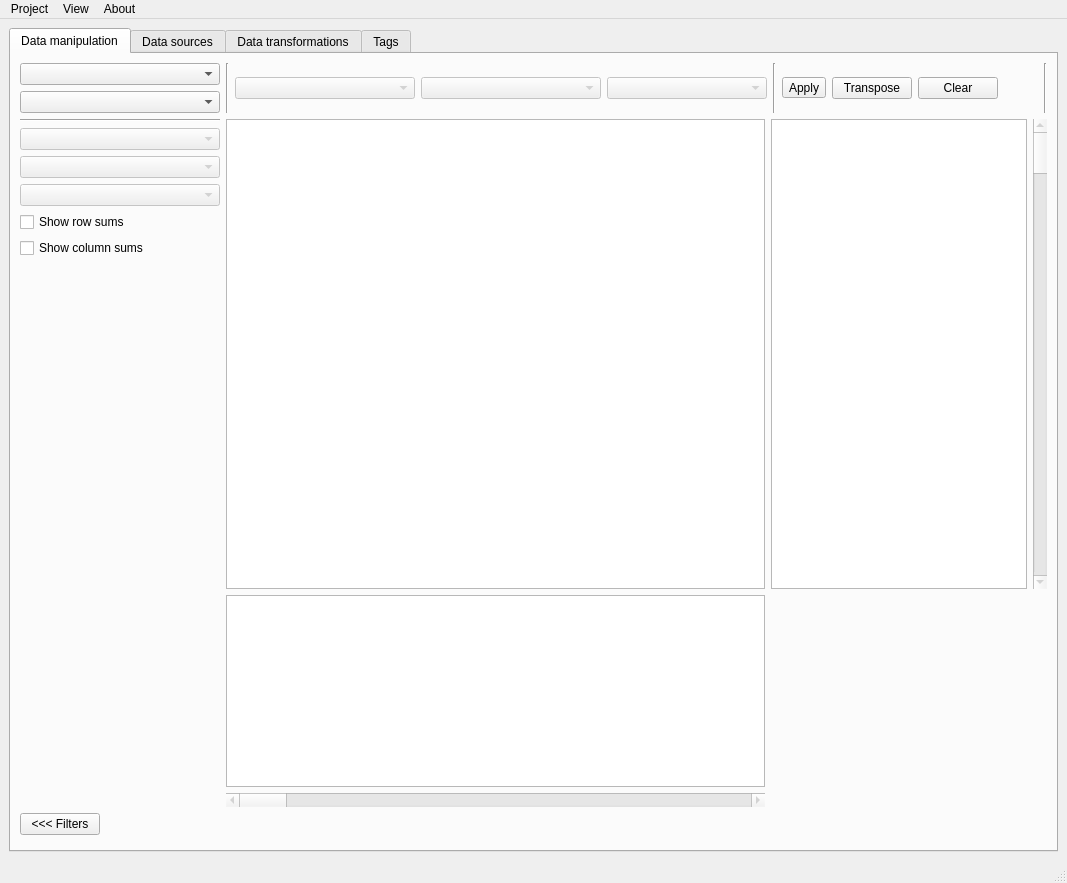
First picture: the form in cp/gui/cp.ui, repository pszostek/cp, before the edit.
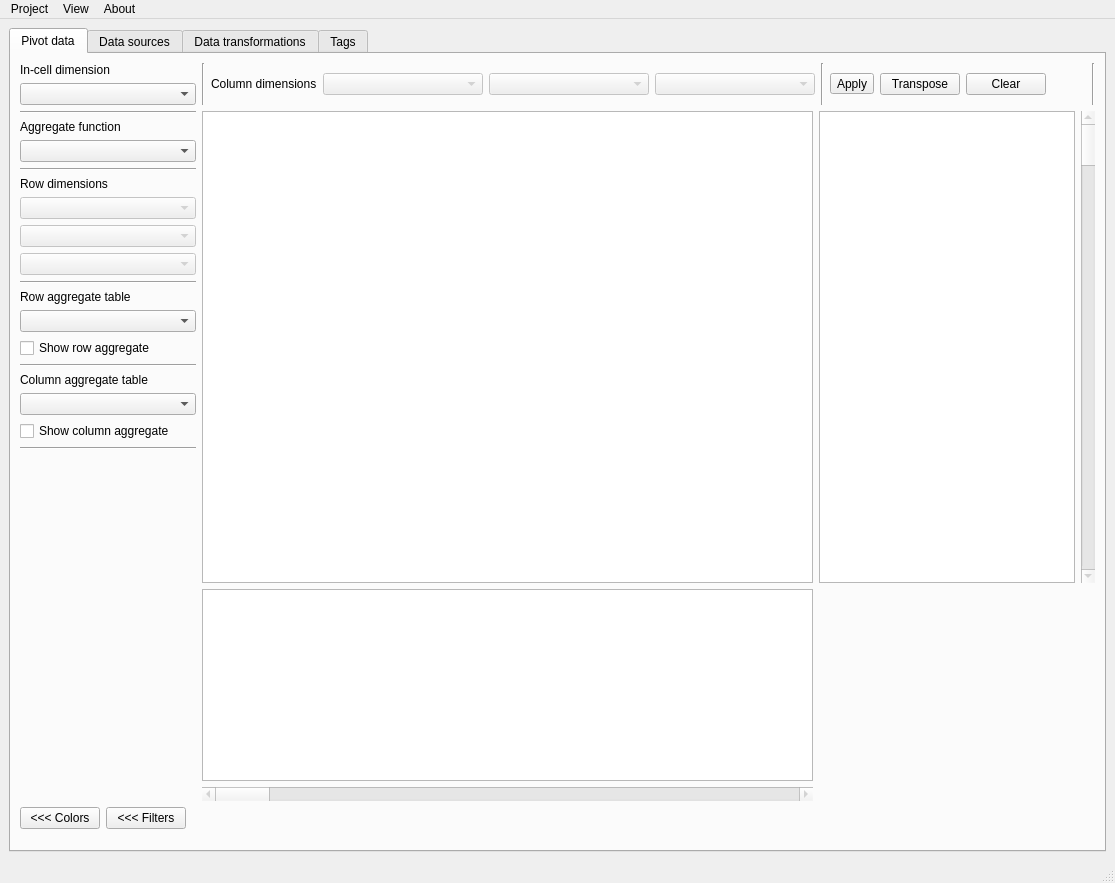
Second picture: the form after the edit. Custom widgets are drawn as their Qt base class.

Commit message: add coloring widget stub

The edit to the form file:
```diff
--- a/cp/gui/cp.ui
+++ b/cp/gui/cp.ui
@@ -6,7 +6,7 @@
    <rect>
     <x>0</x>
     <y>0</y>
-    <width>1067</width>
+    <width>1115</width>
     <height>883</height>
    </rect>
   </property>
@@ -24,23 +24,50 @@
         </property>
         <widget class="QWidget" name="tab">
          <attribute name="title">
-          <string>Data manipulation</string>
+          <string>Pivot data</string>
          </attribute>
          <layout class="QGridLayout" name="gridLayout_3">
           <item row="3" column="0">
            <layout class="QVBoxLayout" name="verticalLayout_4">
             <item>
-             <widget class="QPushButton" name="filterWidgetButton">
-              <property name="sizePolicy">
-               <sizepolicy hsizetype="Fixed" vsizetype="Fixed">
-                <horstretch>0</horstretch>
-                <verstretch>0</verstretch>
-               </sizepolicy>
-              </property>
-              <property name="text">
-               <string>&lt;&lt;&lt; Filters</string>
-              </property>
-             </widget>
+             <layout class="QHBoxLayout" name="horizontalLayout_X1">
+              <item>
+               <widget class="QPushButton" name="coloringWidgetButton">
+                <property name="text">
+                 <string>&lt;&lt;&lt; Colors</string>
+                </property>
+               </widget>
+              </item>
+              <item>
+               <widget class="QPushButton" name="filterWidgetButton">
+                <property name="sizePolicy">
+                 <sizepolicy hsizetype="Fixed" vsizetype="Fixed">
+                  <horstretch>0</horstretch>
+                  <verstretch>0</verstretch>
+                 </sizepolicy>
+                </property>
+                <property name="text">
+                 <string>&lt;&lt;&lt; Filters</string>
+                </property>
+               </widget>
+              </item>
+              <item>
+               <spacer name="horizontalSpacer_3">
+                <property name="orientation">
+                 <enum>Qt::Horizontal</enum>
+                </property>
+                <property name="sizeHint" stdset="0">
+                 <size>
+                  <width>40</width>
+                  <height>20</height>
+                 </size>
+                </property>
+               </spacer>
+              </item>
+             </layout>
+            </item>
+            <item>
+             <widget class="ColoringWidget" name="coloringWidget" native="true"/>
             </item>
             <item>
              <widget class="FilterWidget" name="filterWidget" native="true">
@@ -62,6 +89,30 @@
                 </property>
                </widget>
               </item>
+              <item>
+               <widget class="QLabel" name="label_4">
+                <property name="text">
+                 <string>Aggregate function</string>
+                </property>
+               </widget>
+              </item>
+              <item>
+               <widget class="QComboBox" name="aggFuncComboBox"/>
+              </item>
+              <item>
+               <widget class="Line" name="line_8">
+                <property name="orientation">
+                 <enum>Qt::Horizontal</enum>
+                </property>
+               </widget>
+              </item>
+              <item>
+               <widget class="QLabel" name="label_5">
+                <property name="text">
+                 <string>Row dimensions</string>
+                </property>
+               </widget>
+              </item>
               <item>
                <widget class="PivotComboBox" name="rowComboBox1">
                 <property name="enabled">
@@ -138,16 +189,57 @@
                </widget>
               </item>
               <item>
-               <widget class="QCheckBox" name="rowSumCheckBox">
+               <widget class="Line" name="line_5">
+                <property name="orientation">
+                 <enum>Qt::Horizontal</enum>
+                </property>
+               </widget>
+              </item>
+              <item>
+               <widget class="QLabel" name="label">
                 <property name="text">
-                 <string>Show row sums</string>
+                 <string>Row aggregate table</string>
                 </property>
                </widget>
               </item>
               <item>
-               <widget class="QCheckBox" name="columnSumCheckBox">
+               <widget class="QComboBox" name="rowAggComboBox"/>
+              </item>
+              <item>
+               <widget class="QCheckBox" name="rowAggCheckBox">
                 <property name="text">
-                 <string>Show column sums</string>
+                 <string>Show row aggregate</string>
+                </property>
+               </widget>
+              </item>
+              <item>
+               <widget class="Line" name="line_7">
+                <property name="orientation">
+                 <enum>Qt::Horizontal</enum>
+                </property>
+               </widget>
+              </item>
+              <item>
+               <widget class="QLabel" name="label_2">
+                <property name="text">
+                 <string>Column aggregate table</string>
+                </property>
+               </widget>
+              </item>
+              <item>
+               <widget class="QComboBox" name="columnAggComboBox"/>
+              </item>
+              <item>
+               <widget class="QCheckBox" name="columnAggCheckBox">
+                <property name="text">
+                 <string>Show column aggregate</string>
+                </property>
+               </widget>
+              </item>
+              <item>
+               <widget class="Line" name="line_6">
+                <property name="orientation">
+                 <enum>Qt::Horizontal</enum>
                 </property>
                </widget>
               </item>
@@ -164,6 +256,13 @@
                 </property>
                </spacer>
               </item>
+              <item>
+               <widget class="QLabel" name="sizeLabel">
+                <property name="text">
+                 <string/>
+                </property>
+               </widget>
+              </item>
              </layout>
             </item>
             <item row="0" column="2">
@@ -175,6 +274,13 @@
                 </property>
                </widget>
               </item>
+              <item>
+               <widget class="QLabel" name="label_6">
+                <property name="text">
+                 <string>Column dimensions</string>
+                </property>
+               </widget>
+              </item>
               <item>
                <widget class="PivotComboBox" name="columnComboBox1">
                 <property name="enabled">
@@ -308,6 +414,16 @@
             </item>
             <item row="3" column="2">
              <layout class="QGridLayout" name="gridLayout_10">
+              <item row="0" column="2">
+               <widget class="QScrollBar" name="verticalScrollBar">
+                <property name="enabled">
+                 <bool>false</bool>
+                </property>
+                <property name="orientation">
+                 <enum>Qt::Vertical</enum>
+                </property>
+               </widget>
+              </item>
               <item row="0" column="0">
                <widget class="DataFrameView" name="dataFrameView">
                 <property name="sizePolicy">
@@ -325,7 +441,7 @@
                </widget>
               </item>
               <item row="1" column="0">
-               <widget class="QTableWidget" name="columnSumWidget">
+               <widget class="QTableWidget" name="columnAggWidget">
                 <property name="sizePolicy">
                  <sizepolicy hsizetype="Minimum" vsizetype="Minimum">
                   <horstretch>0</horstretch>
@@ -346,6 +462,25 @@
                 </attribute>
                </widget>
               </item>
+              <item row="0" column="1">
+               <widget class="QTableWidget" name="rowAggWidget">
+                <property name="sizePolicy">
+                 <sizepolicy hsizetype="Minimum" vsizetype="Minimum">
+                  <horstretch>0</horstretch>
+                  <verstretch>0</verstretch>
+                 </sizepolicy>
+                </property>
+                <property name="verticalScrollBarPolicy">
+                 <enum>Qt::ScrollBarAlwaysOff</enum>
+                </property>
+                <property name="horizontalScrollBarPolicy">
+                 <enum>Qt::ScrollBarAlwaysOff</enum>
+                </property>
+                <attribute name="verticalHeaderVisible">
+                 <bool>false</bool>
+                </attribute>
+               </widget>
+              </item>
               <item row="2" column="0">
                <widget class="QScrollBar" name="horizontalScrollBar">
                 <property name="enabled">
@@ -356,41 +491,16 @@
                 </property>
                </widget>
               </item>
-              <item row="0" column="2">
-               <widget class="QScrollBar" name="verticalScrollBar">
-                <property name="enabled">
-                 <bool>false</bool>
-                </property>
-                <property name="orientation">
-                 <enum>Qt::Vertical</enum>
-                </property>
-               </widget>
-              </item>
-              <item row="0" column="1">
-               <widget class="QTableWidget" name="rowSumWidget">
-                <property name="sizePolicy">
-                 <sizepolicy hsizetype="Minimum" vsizetype="Minimum">
-                  <horstretch>0</horstretch>
-                  <verstretch>0</verstretch>
-                 </sizepolicy>
-                </property>
-                <property name="verticalScrollBarPolicy">
-                 <enum>Qt::ScrollBarAlwaysOff</enum>
-                </property>
-                <property name="horizontalScrollBarPolicy">
-                 <enum>Qt::ScrollBarAlwaysOff</enum>
-                </property>
-                <attribute name="verticalHeaderVisible">
-                 <bool>true</bool>
-                </attribute>
-               </widget>
-              </item>
              </layout>
             </item>
             <item row="0" column="0">
              <layout class="QVBoxLayout" name="verticalLayout_5">
               <item>
-               <widget class="QComboBox" name="aggFuncComboBox"/>
+               <widget class="QLabel" name="label_3">
+                <property name="text">
+                 <string>In-cell dimension</string>
+                </property>
+               </widget>
               </item>
               <item>
                <widget class="PivotComboBox" name="displayedValueComboBox"/>
```
The commit also changes 2 other files.
